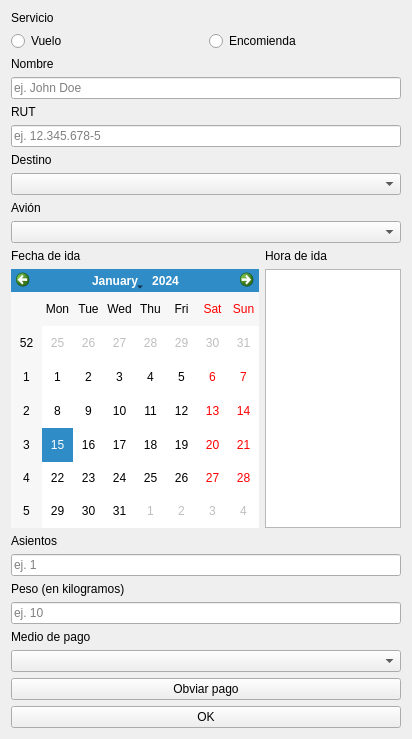
This is ui/EmployeeWidget.ui in esteuwu/AeroChinquihue as Qt 5 draws it before an edit. The edited form follows.
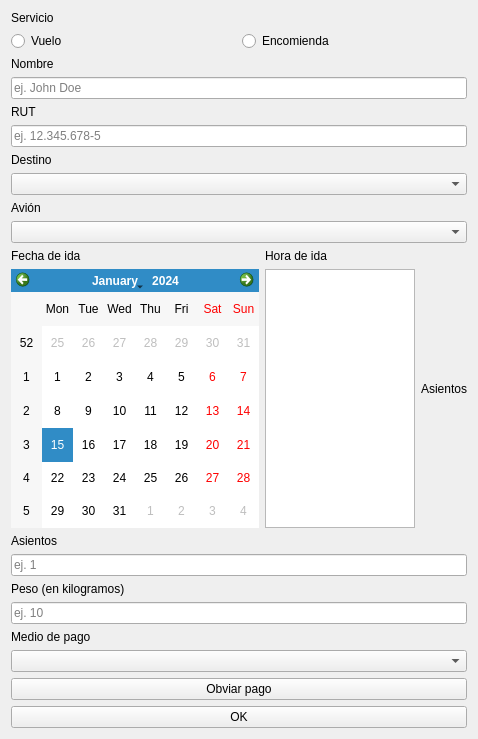
This is the edited form.

```diff
--- a/ui/EmployeeWidget.ui
+++ b/ui/EmployeeWidget.ui
@@ -6,7 +6,7 @@
    <rect>
     <x>0</x>
     <y>0</y>
-    <width>412</width>
+    <width>478</width>
     <height>739</height>
    </rect>
   </property>
@@ -125,6 +125,20 @@
          </item>
         </layout>
        </item>
+       <item>
+        <layout class="QVBoxLayout" name="verticalLayout_4">
+         <item>
+          <widget class="QLabel" name="label_6">
+           <property name="text">
+            <string>Asientos</string>
+           </property>
+          </widget>
+         </item>
+         <item>
+          <layout class="QGridLayout" name="seats_layout"/>
+         </item>
+        </layout>
+       </item>
       </layout>
      </item>
      <item>
```
